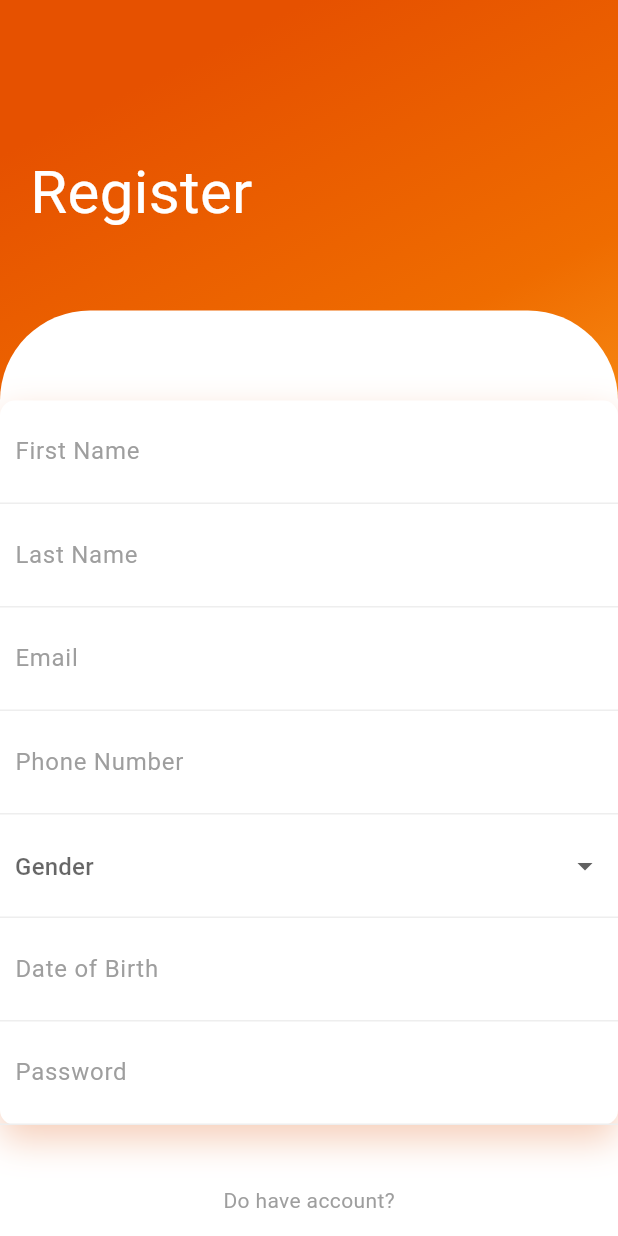
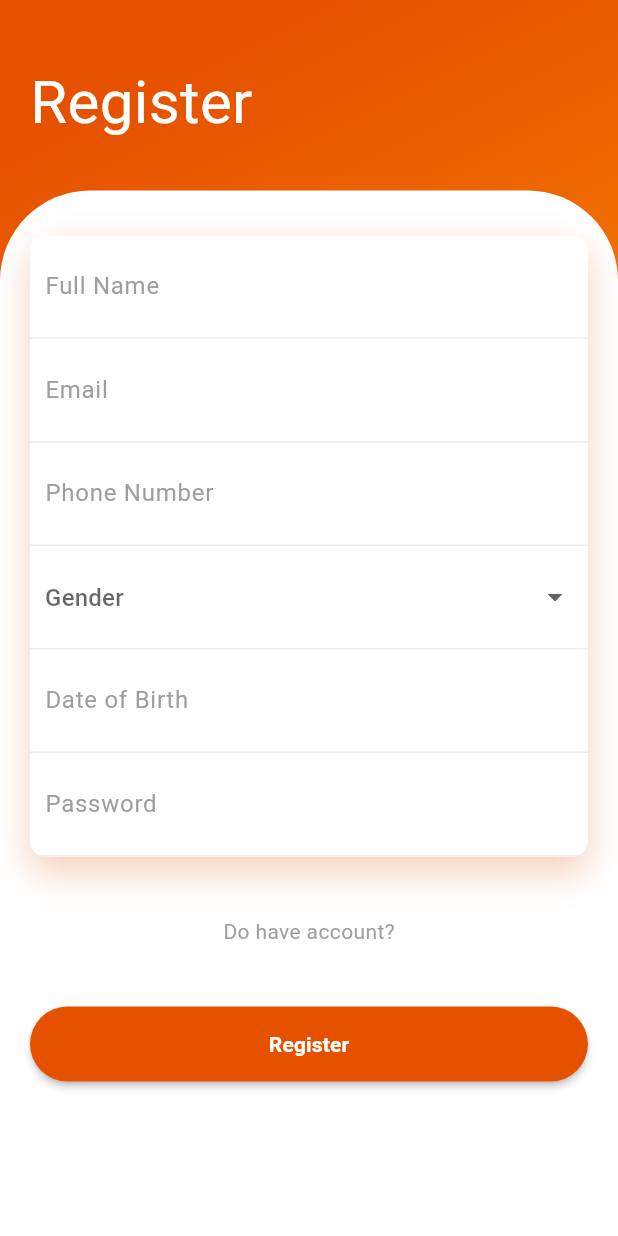
Before and after one commit to IbrahimSaada/login, a Flutter app: the screen it shows after launch, after a tap on "Don't have account?", on a phone screen of 412 x 824 dp. Run offline on Flutter 3.47's test engine with Material 3 defaults, Android fonts, the phone set to English and light mode, and no system bars; our stand-ins replace animate_do.

Commit message:
screewing fix all in 1 page

```diff
--- a/lib/login.dart
+++ b/lib/login.dart
@@ -19,12 +19,11 @@ class LoginPage extends StatelessWidget {
           Colors.orange.shade800,
           Colors.orange.shade400
         ])),
-        child: SingleChildScrollView(
         child: Column(
           crossAxisAlignment: CrossAxisAlignment.start,
           children: <Widget>[
             SizedBox(
-                height: 80,
+              height: 1,
             ),
             Padding(
               padding: EdgeInsets.all(20),
@@ -50,7 +49,8 @@ class LoginPage extends StatelessWidget {
               ),
             ),
             SizedBox(height: 20),
-              Container(
+            Expanded(
+              child: Container(
                 decoration: BoxDecoration(
                     color: Colors.white,
                     borderRadius: BorderRadius.only(
@@ -221,9 +221,9 @@ class LoginPage extends StatelessWidget {
                     ],
                   ),
                 ),
+              ),
             )
           ],
-          ),
         ),
       ),
     );
--- a/lib/register.dart
+++ b/lib/register.dart
@@ -29,12 +29,11 @@ class RegisterPage extends StatelessWidget {
           Colors.orange.shade800,
           Colors.orange.shade400
         ])),
-        child: SingleChildScrollView(
         child: Column(
           crossAxisAlignment: CrossAxisAlignment.start,
           children: <Widget>[
             SizedBox(
-                height: 80,
+              height: 20,
             ),
             Padding(
               padding: EdgeInsets.all(20),
@@ -53,19 +52,19 @@ class RegisterPage extends StatelessWidget {
                 ],
               ),
             ),
-              SizedBox(height: 20),
-              Container(
+            Expanded(
+              child: Container(
                 decoration: BoxDecoration(
                     color: Colors.white,
                     borderRadius: BorderRadius.only(
                         topLeft: Radius.circular(60),
                         topRight: Radius.circular(60))),
                 child: Padding(
-                  padding: EdgeInsets.all(0),
+                  padding: EdgeInsets.all(20),
                   child: Column(
                     children: <Widget>[
                       SizedBox(
-                        height: 60,
+                        height: 10,
                       ),
                       FadeInUp(
                           duration: Duration(milliseconds: 1400),
@@ -89,21 +88,7 @@ class RegisterPage extends StatelessWidget {
                                               color: Colors.grey.shade200))),
                                   child: TextField(
                                     decoration: InputDecoration(
-                                        hintText: "First Name",
-                                        hintStyle:
-                                            TextStyle(color: Colors.grey),
-                                        border: InputBorder.none),
-                                  ),
-                                ),
-                                Container(
-                                  padding: EdgeInsets.all(10),
-                                  decoration: BoxDecoration(
-                                      border: Border(
-                                          bottom: BorderSide(
-                                              color: Colors.grey.shade200))),
-                                  child: TextField(
-                                    decoration: InputDecoration(
-                                        hintText: "Last Name",
+                                        hintText: "Full Name",
                                         hintStyle:
                                             TextStyle(color: Colors.grey),
                                         border: InputBorder.none),
@@ -225,25 +210,12 @@ class RegisterPage extends StatelessWidget {
                           ),
                         ),
                       ),
-                      SizedBox(
-                        height: 50,
-                      ),
-                      SizedBox(
-                        height: 30,
-                      ),
-                      Row(
-                        children: <Widget>[
-                          SizedBox(
-                            width: 30,
-                          ),
-                        ],
-                      )
                     ],
                   ),
                 ),
-              )
+              ),
+            ),
           ],
-          ),
         ),
       ),
     );
@@ -265,7 +237,7 @@ class _BirthDatePickerState extends State<BirthDatePicker> {
       firstDate: DateTime(1900),
       lastDate: DateTime(2006, 12, 31),
     );
-    if (picked != null && picked != DateTime.now()) {
+    if (picked!= null && picked!= DateTime.now()) {
       setState(() {
         _dateController.text = "${picked.toLocal()}".split(' ')[0];
       });
```
Lines whose indentation alone changed are shown as unchanged.
